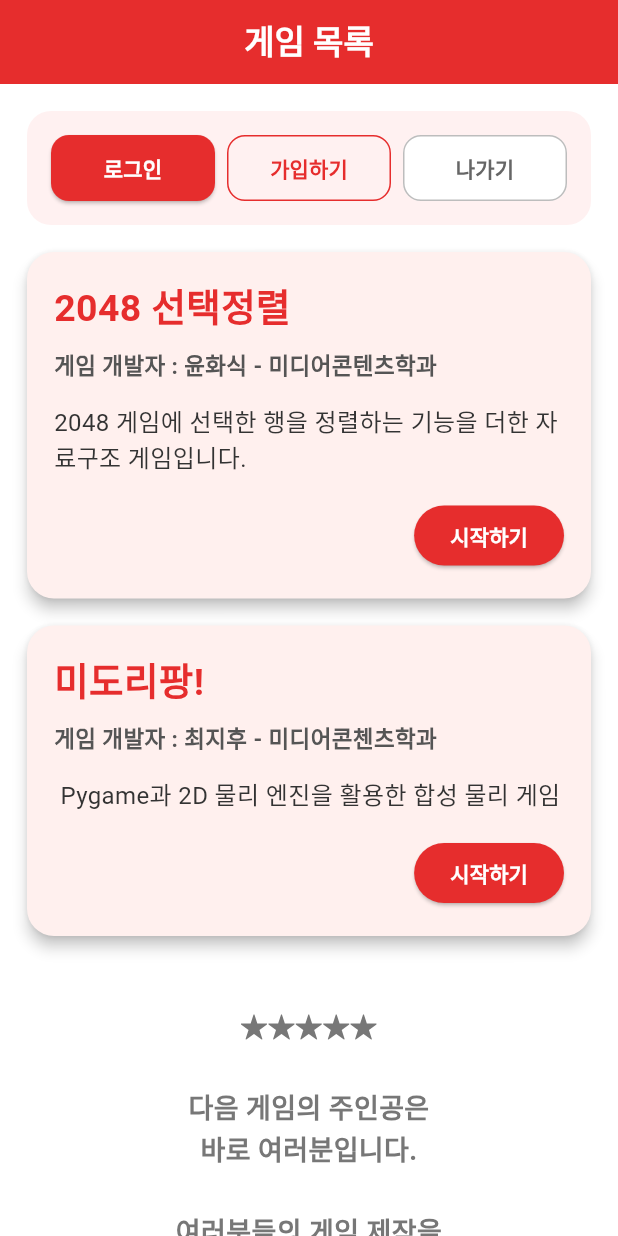
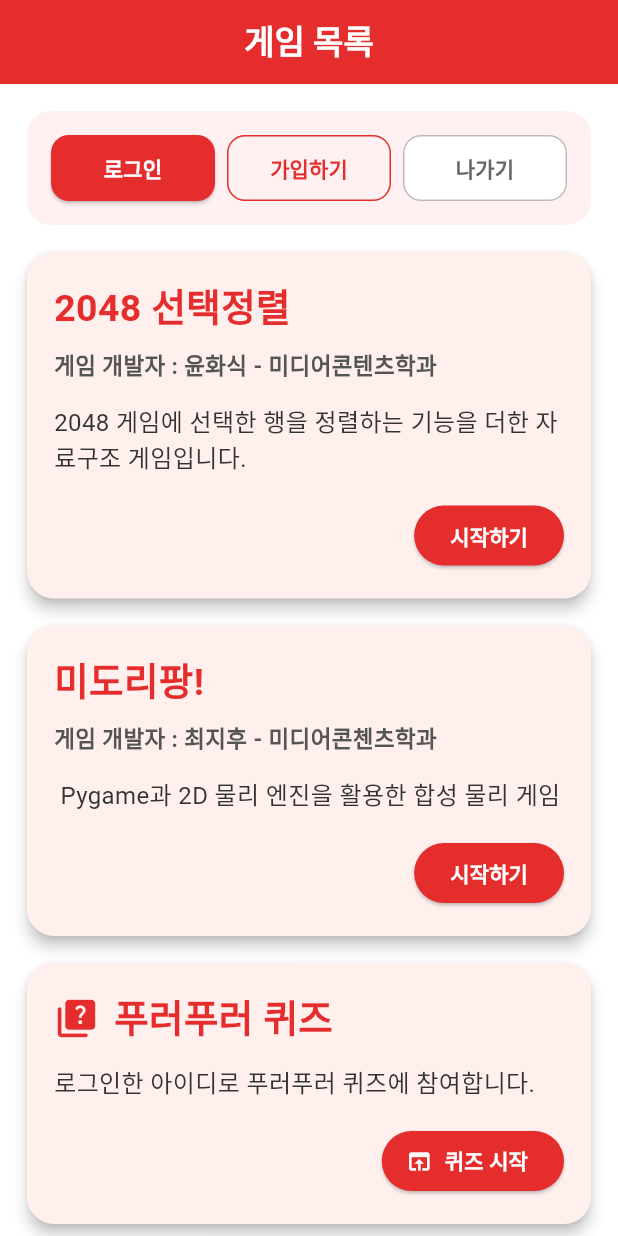
Before and after one commit to nacha01/adc_game, a Flutter app: the screen it shows after launch, on a phone screen of 412 x 824 dp. Run offline on Flutter 3.47's test engine with Material 3 defaults, Android fonts, the phone set to English and light mode, and no system bars; our stand-ins replace connectivity_plus, shared_preferences; missing offline and left inert: flame, flame_audio, flame_forge2d; accounts and stored records are empty.

Commit message:
푸러푸러퀴즈 추가, 기본 로그인 제거

```diff
--- a/lib/pages/game_list_page.dart
+++ b/lib/pages/game_list_page.dart
@@ -1,5 +1,6 @@
 import 'package:flutter/material.dart';
 import 'package:flutter/services.dart';
+import 'web_quiz_page.dart';
 
 import '../data/game_data.dart';
 import '../models/game_info.dart';
@@ -82,6 +83,36 @@ class _GameListPageState extends State<GameListPage> {
     SystemNavigator.pop();
   }
 
+  Future<void> openPuhahaQuiz() async {
+    if (!UserSession.isLoggedIn ||
+        UserSession.username == null) {
+      goLogin();
+      return;
+    }
+
+    if (!await NetworkService.checkInternet(context)) {
+      return;
+    }
+
+    final url =
+        'http://puhaha.pe.kr/quiz/puhaha_quiz.php'
+        '?s_id=${Uri.encodeComponent(UserSession.username!)}';
+
+    if (!mounted) {
+      return;
+    }
+
+    await Navigator.push<void>(
+      context,
+      MaterialPageRoute<void>(
+        builder: (_) => WebQuizPage(
+          title: '푸러푸러 퀴즈',
+          url: url,
+        ),
+      ),
+    );
+  }
+
   @override
   Widget build(BuildContext context) {
     return Scaffold(
@@ -102,19 +133,23 @@ class _GameListPageState extends State<GameListPage> {
       body: SafeArea(
         child: ListView.builder(
           padding: const EdgeInsets.all(18),
-          itemCount: games.length + 2,
+          itemCount: games.length + 3,
           itemBuilder: (context, index) {
             if (index == 0) {
               return loginArea();
             }
 
-            if (index == games.length + 1) {
-              return waitingMessage();
+            if (index >= 1 && index <= games.length) {
+              final game = games[index - 1];
+              return gameCard(context, game);
             }
 
-            final game = games[index - 1];
+            // 등록된 게임 목록 다음에 웹 퀴즈를 표시합니다.
+            if (index == games.length + 1) {
+              return puhahaQuizCard();
+            }
 
-            return gameCard(context, game);
+            return waitingMessage();
           },
         ),
       ),
@@ -309,6 +344,79 @@ class _GameListPageState extends State<GameListPage> {
     );
   }
 
+  Widget puhahaQuizCard() {
+    return Card(
+      elevation: 4,
+      margin: const EdgeInsets.only(bottom: 18),
+      shape: RoundedRectangleBorder(
+        borderRadius: BorderRadius.circular(18),
+      ),
+      child: InkWell(
+        borderRadius: BorderRadius.circular(18),
+        onTap: () {
+          openPuhahaQuiz();
+        },
+        child: Padding(
+          padding: const EdgeInsets.all(18),
+          child: Column(
+            crossAxisAlignment: CrossAxisAlignment.start,
+            children: [
+              const Row(
+                children: [
+                  Icon(
+                    Icons.quiz_rounded,
+                    color: Color(0xFFE62D2D),
+                    size: 30,
+                  ),
+                  SizedBox(width: 10),
+                  Expanded(
+                    child: Text(
+                      '푸러푸러 퀴즈',
+                      style: TextStyle(
+                        fontSize: 25,
+                        fontWeight: FontWeight.bold,
+                        color: Color(0xFFE62D2D),
+                      ),
+                    ),
+                  ),
+                ],
+              ),
+              const SizedBox(height: 12),
+              const Text(
+                '로그인한 아이디로 푸러푸러 퀴즈에 참여합니다.',
+                style: TextStyle(
+                  fontSize: 16,
+                  color: Color(0xFF333333),
+                  height: 1.4,
+                ),
+              ),
+              const SizedBox(height: 16),
+              Align(
+                alignment: Alignment.centerRight,
+                child: ElevatedButton.icon(
+                  style: ElevatedButton.styleFrom(
+                    backgroundColor: const Color(0xFFE62D2D),
+                    foregroundColor: Colors.white,
+                  ),
+                  onPressed: () {
+                    openPuhahaQuiz();
+                  },
+                  icon: const Icon(Icons.open_in_browser),
+                  label: const Text(
+                    '퀴즈 시작',
+                    style: TextStyle(
+                      fontWeight: FontWeight.bold,
+                    ),
+                  ),
+                ),
+              ),
+            ],
+          ),
+        ),
+      ),
+    );
+  }
+
   Widget waitingMessage() {
     return const Padding(
       padding: EdgeInsets.symmetric(vertical: 28),
--- a/pubspec.yaml
+++ b/pubspec.yaml
@@ -39,6 +39,8 @@ dependencies:
   # The following adds the Cupertino Icons font to your application.
   # Use with the CupertinoIcons class for iOS style icons.
   cupertino_icons: ^1.0.8
+  url_launcher: ^6.3.2
+  webview_flutter: ^4.13.1
 
 dev_dependencies:
   flutter_test:
```
Also changed, not shown: lib/pages/login_page.dart (+9 -9 lines), pubspec.lock, 5 other files.
